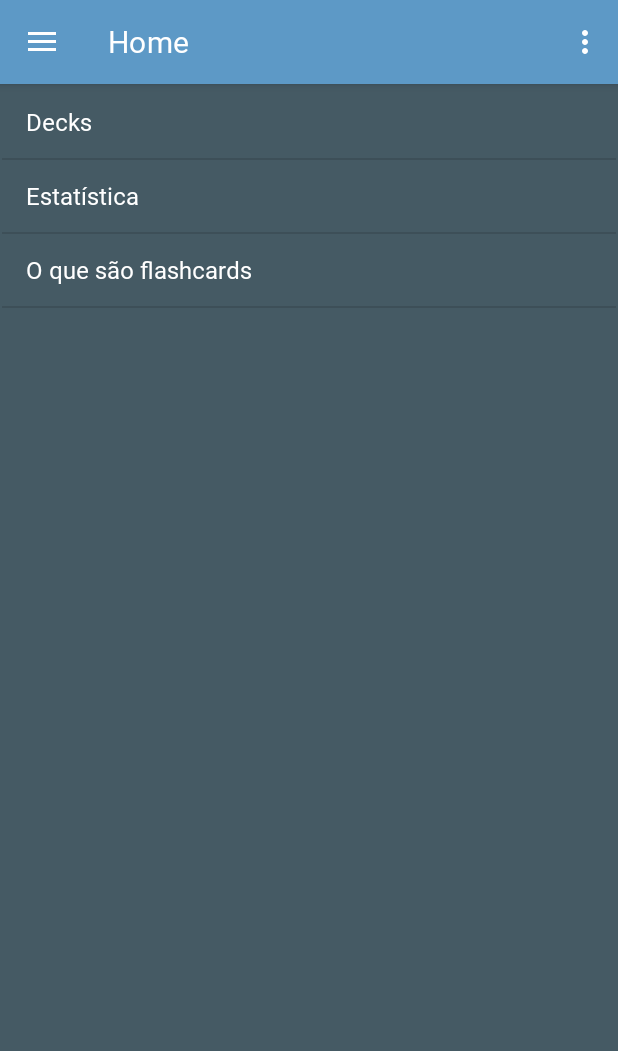
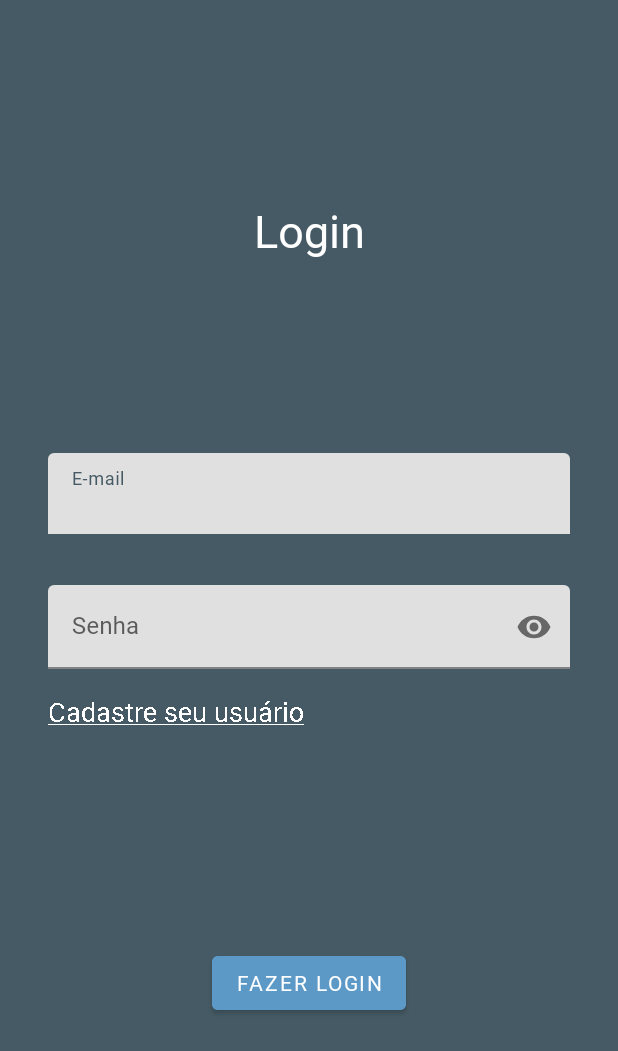
Before and after one commit to nikolasFreitas/cards-for-smarts, an Android app: the screen it shows after launch (MainActivity), on a phone screen of 412 x 824 dp. Shown: the top 1051 px of the screen. Run offline under Robolectric (Android 15) with nearby library versions, the phone set to English and light mode, and no system bars; our stand-ins replace Firebase (no records; nobody signed in at launch, a user with empty details on screens opened directly), navigation-ui; Roboto replaces fonts that are not available here.

Commit message:
Add firebase and add login page

```diff
--- a/app/src/main/java/com/example/cardsforsmarts/ui/PutCard/PutCardFragment.java
+++ b/app/src/main/java/com/example/cardsforsmarts/ui/PutCard/PutCardFragment.java
@@ -104,13 +104,13 @@ public class PutCardFragment extends Fragment {
             }
 
             cardViewModel.insert(card);
-            Snackbar.make(fragmentPutCardBinding.getRoot(), prepareInsertedMessage(), BaseTransientBottomBar.LENGTH_SHORT).show();
+            Snackbar.make(fragmentPutCardBinding.getRoot(), prepareInsertedMessage(), BaseTransientBottomBar.LENGTH_LONG).show();
             Navigation.findNavController(e).popBackStack();
         }
     };
 
     private String prepareInsertedMessage() {
-        return "Deck " +
+        return "Card " +
                 "adicionado com sucesso!";
 
     }
--- a/app/src/main/java/com/example/cardsforsmarts/ui/decks/DeckAdapter.java
+++ b/app/src/main/java/com/example/cardsforsmarts/ui/decks/DeckAdapter.java
@@ -28,7 +28,7 @@ public class DeckAdapter extends RecyclerView.Adapter<DeckAdapter.ViewHolder> {
     @NonNull
     @Override
     public ViewHolder onCreateViewHolder(@NonNull ViewGroup parent, int viewType) {
-        AdapterDeckBinding binding =  AdapterDeckBinding.inflate(LayoutInflater.from(parent.getContext()), parent, false);
+        AdapterDeckBinding binding = AdapterDeckBinding.inflate(LayoutInflater.from(parent.getContext()), parent, false);
         return new ViewHolder(binding);
     }
 
--- a/app/src/main/java/com/example/cardsforsmarts/ui/home/HomeFragment.java
+++ b/app/src/main/java/com/example/cardsforsmarts/ui/home/HomeFragment.java
@@ -13,22 +13,26 @@ import android.widget.ListView;
 import androidx.annotation.NonNull;
 import androidx.fragment.app.Fragment;
 import androidx.navigation.NavController;
+import androidx.navigation.NavDirections;
+import androidx.navigation.Navigation;
 import androidx.navigation.fragment.NavHostFragment;
 
 import com.example.cardsforsmarts.R;
 import com.example.cardsforsmarts.databinding.FragmentHomeBinding;
 import com.google.android.material.snackbar.BaseTransientBottomBar;
 import com.google.android.material.snackbar.Snackbar;
-
-import java.time.Duration;
+import com.google.firebase.auth.FirebaseAuth;
+import com.google.firebase.auth.FirebaseUser;
 
 public class HomeFragment extends Fragment {
 
     private FragmentHomeBinding binding;
     private NavController navController;
+    private FirebaseAuth mAuth;
 
     public View onCreateView(@NonNull LayoutInflater inflater,
                              ViewGroup container, Bundle savedInstanceState) {
+        mAuth = FirebaseAuth.getInstance();
 
         binding = FragmentHomeBinding.inflate(inflater, container, false);
         String[] menuOptions = new String[]{getString(R.string.menu_deck), getString(R.string.menu_statistics), getString(R.string.about_flash_cards_intent)};
@@ -57,6 +61,22 @@ public class HomeFragment extends Fragment {
     }
 
     @Override
+    public void onStart() {
+        super.onStart();
+        // Check if user is signed in (non-null) and update UI accordingly.
+        FirebaseUser currentUser = mAuth.getCurrentUser();
+        loginUpdate(currentUser);
+    }
+
+    private void loginUpdate(FirebaseUser currentUser) {
+        if (currentUser == null) {
+            NavDirections action = HomeFragmentDirections.actionNavHomeToLoginFragment();
+            NavHostFragment.findNavController(this).navigate(action);
+        }
+    }
+
+
+    @Override
     public void onDestroyView() {
         super.onDestroyView();
         binding = null;
--- /dev/null
+++ b/app/src/main/java/com/example/cardsforsmarts/ui/login/LoginFragment.java
@@ -0,0 +1,90 @@
+package com.example.cardsforsmarts.ui.login;
+
+import android.graphics.Paint;
+import android.os.Bundle;
+
+import androidx.annotation.NonNull;
+import androidx.annotation.Nullable;
+import androidx.appcompat.app.AppCompatActivity;
+import androidx.fragment.app.Fragment;
+import androidx.navigation.fragment.FragmentNavigator;
+import androidx.navigation.fragment.NavHostFragment;
+
+import android.util.Log;
+import android.view.LayoutInflater;
+import android.view.View;
+import android.view.ViewGroup;
+import android.widget.Toast;
+
+import com.example.cardsforsmarts.R;
+import com.example.cardsforsmarts.databinding.FragmentLoginBinding;
+import com.example.cardsforsmarts.databinding.FragmentPutCardBinding;
+import com.google.android.gms.tasks.OnCompleteListener;
+import com.google.android.gms.tasks.Task;
+import com.google.firebase.auth.AuthResult;
+import com.google.firebase.auth.FirebaseAuth;
+import com.google.firebase.auth.FirebaseUser;
+
+import java.util.concurrent.Executor;
+
+public class LoginFragment extends Fragment {
+
+    private FragmentLoginBinding fragmentPutCardBinding;
+    private FirebaseAuth firebaseAuth;
+    private String TAG = "LoginFragment";
+
+    @Override
+    public View onCreateView(LayoutInflater inflater, ViewGroup container,
+                             Bundle savedInstanceState) {
+        fragmentPutCardBinding = FragmentLoginBinding.inflate(inflater, container, false);
+
+        fragmentPutCardBinding.textViewSignup.setPaintFlags(Paint.UNDERLINE_TEXT_FLAG);
+        fragmentPutCardBinding.textViewSignup.setOnClickListener(view -> {
+            NavHostFragment.findNavController(this).navigate(LoginFragmentDirections.actionLoginFragmentToSignUpFragment());
+        });
+
+        fragmentPutCardBinding.buttonSubmitLogin.setOnClickListener(view -> {
+            signIn("nikolas.freitas@sap.com", "123");
+        });
+        return fragmentPutCardBinding.getRoot();
+    }
+
+    @Override
+    public void onCreate(@Nullable Bundle savedInstanceState) {
+        super.onCreate(savedInstanceState);
+        firebaseAuth = FirebaseAuth.getInstance();
+    }
+
+    @Override
+    public void onViewCreated(@NonNull View view, @Nullable Bundle savedInstanceState) {
+        super.onViewCreated(view, savedInstanceState);
+        ((AppCompatActivity) getActivity()).getSupportActionBar().hide();
+    }
+
+    public void signIn(String email, String password) {
+        firebaseAuth.signInWithEmailAndPassword(email, password)
+                .addOnCompleteListener(getActivity(), new OnCompleteListener<AuthResult>() {
+                    @Override
+                    public void onComplete(@NonNull Task<AuthResult> task) {
+                        if (task.isSuccessful()) {
+                            // Sign in success, update UI with the signed-in user's information
+                            Log.d(TAG, "signInWithEmail:success");
+                            FirebaseUser user = firebaseAuth.getCurrentUser();
+//                            updateUI(user);
+                        } else {
+                            // If sign in fails, display a message to the user.
+                            Log.w(TAG, "signInWithEmail:failure", task.getException());
+                            Toast.makeText(fragmentPutCardBinding.getRoot().getContext(), "Authentication failed.",
+                                    Toast.LENGTH_SHORT).show();
+//                            updateUI(null);
+                        }
+                    }
+                });
+    }
+
+    @Override
+    public void onStop() {
+        super.onStop();
+        ((AppCompatActivity) getActivity()).getSupportActionBar().show();
+    }
+}
--- /dev/null
+++ b/app/src/main/res/layout/fragment_login.xml
@@ -0,0 +1,84 @@
+<?xml version="1.0" encoding="utf-8"?>
+<FrameLayout xmlns:android="http://schemas.android.com/apk/res/android"
+    xmlns:app="http://schemas.android.com/apk/res-auto"
+    xmlns:tools="http://schemas.android.com/tools"
+    android:layout_width="match_parent"
+    android:layout_height="match_parent"
+    tools:context=".ui.login.LoginFragment">
+
+    <androidx.constraintlayout.widget.ConstraintLayout
+        android:layout_width="match_parent"
+        android:layout_height="match_parent">
+
+        <TextView
+            android:id="@+id/textView_title"
+            android:layout_width="wrap_content"
+            android:layout_height="wrap_content"
+            android:layout_marginTop="133dp"
+            android:text="Login"
+            android:textSize="30dp"
+            app:layout_constraintEnd_toEndOf="parent"
+            app:layout_constraintStart_toStartOf="parent"
+            app:layout_constraintTop_toTopOf="parent" />
+
+        <com.google.android.material.textfield.TextInputLayout
+            android:id="@+id/textInputLayout_account"
+            android:layout_width="0dp"
+            android:layout_height="wrap_content"
+            android:layout_marginStart="32dp"
+            android:layout_marginTop="128dp"
+            android:layout_marginEnd="32dp"
+            app:layout_constraintEnd_toEndOf="parent"
+            app:layout_constraintStart_toStartOf="parent"
+            app:layout_constraintTop_toBottomOf="@+id/textView_title">
+
+            <com.google.android.material.textfield.TextInputEditText
+                android:layout_width="match_parent"
+                android:layout_height="wrap_content"
+                android:hint="E-mail" />
+        </com.google.android.material.textfield.TextInputLayout>
+
+        <com.google.android.material.textfield.TextInputLayout
+            android:id="@+id/textInputLayout"
+            android:layout_width="0dp"
+            android:layout_height="wrap_content"
+            android:layout_marginStart="32dp"
+            android:layout_marginTop="32dp"
+            android:layout_marginEnd="32dp"
+            app:passwordToggleEnabled="true"
+            app:layout_constraintEnd_toEndOf="parent"
+            app:layout_constraintStart_toStartOf="parent"
+            app:layout_constraintTop_toBottomOf="@+id/textInputLayout_account">
+
+            <com.google.android.material.textfield.TextInputEditText
+                android:layout_width="match_parent"
+                android:layout_height="wrap_content"
+                android:inputType="textPassword"
+                android:hint="Senha" />
+        </com.google.android.material.textfield.TextInputLayout>
+
+        <Button
+            android:id="@+id/button_submit_login"
+            android:layout_width="wrap_content"
+            android:layout_height="wrap_content"
+            android:backgroundTint="@color/secondary_dark"
+            android:text="Fazer login"
+            app:layout_constraintBottom_toBottomOf="parent"
+            app:layout_constraintEnd_toEndOf="parent"
+            app:layout_constraintStart_toStartOf="parent"
+            app:layout_constraintTop_toBottomOf="@+id/textView_signup" />
+
+        <TextView
+            android:id="@+id/textView_signup"
+            android:layout_width="wrap_content"
+            android:layout_height="wrap_content"
+            android:layout_marginTop="16dp"
+            android:text="Cadastre seu usuário"
+            android:textSize="18dp"
+            app:layout_constraintEnd_toEndOf="parent"
+            app:layout_constraintHorizontal_bias="0.0"
+            app:layout_constraintStart_toStartOf="@+id/textInputLayout"
+            app:layout_constraintTop_toBottomOf="@+id/textInputLayout" />
+
+    </androidx.constraintlayout.widget.ConstraintLayout>
+</FrameLayout>
--- a/app/src/main/res/navigation/mobile_navigation.xml
+++ b/app/src/main/res/navigation/mobile_navigation.xml
@@ -13,6 +13,9 @@
         <action
             android:id="@+id/action_nav_home_to_deck"
             app:destination="@id/nav_deck" />
+        <action
+            android:id="@+id/action_nav_home_to_loginFragment"
+            app:destination="@id/loginFragment" />
     </fragment>
 
     <fragment
@@ -41,7 +44,9 @@
             android:defaultValue="-1L" />
         <action
             android:id="@+id/action_nav_put_deck_to_cardList"
-            app:destination="@id/cardList" />
+            app:destination="@id/cardList"
+            app:popExitAnim="@anim/nav_default_pop_exit_anim"
+            app:popUpTo="@id/nav_deck" />
     </fragment>
     <fragment
         android:id="@+id/cardList"
@@ -68,4 +73,18 @@
             app:argType="long"
             android:defaultValue="-1L"/>
     </fragment>
+    <fragment
+        android:id="@+id/loginFragment"
+        android:name="com.example.cardsforsmarts.ui.login.LoginFragment"
+        android:label="Login"
+        tools:layout="@layout/fragment_login" >
+        <action
+            android:id="@+id/action_loginFragment_to_signUpFragment"
+            app:destination="@id/signUpFragment" />
+    </fragment>
+    <fragment
+        android:id="@+id/signUpFragment"
+        android:name="com.example.cardsforsmarts.ui.signUp.SignUpFragment"
+        android:label="fragment_sign_up"
+        tools:layout="@layout/fragment_sign_up" />
 </navigation>
--- a/build.gradle
+++ b/build.gradle
@@ -8,6 +8,7 @@ buildscript {
         classpath 'com.android.tools.build:gradle:7.0.4'
         def nav_version = "2.3.5"
         classpath "androidx.navigation:navigation-safe-args-gradle-plugin:$nav_version"
+        classpath 'com.google.gms:google-services:4.3.10'
 
         // NOTE: Do not place your application dependencies here; they belong
         // in the individual module build.gradle files
```
Also changed, not shown: app/build.gradle (+8 -1 lines), app/src/main/java/com/example/cardsforsmarts/ui/putDeck/PutDeckFragment.java (+5 -2 lines), app/src/main/java/com/example/cardsforsmarts/ui/signUp/SignUpFragment.java (added, +66 -0 lines), app/src/main/res/layout/fragment_sign_up.xml (added, +14 -0 lines), 1 other file.
